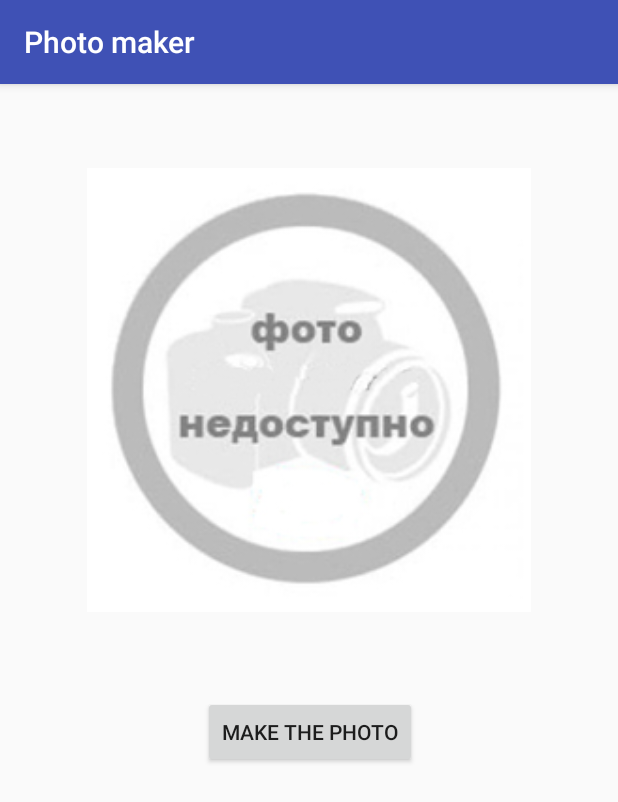
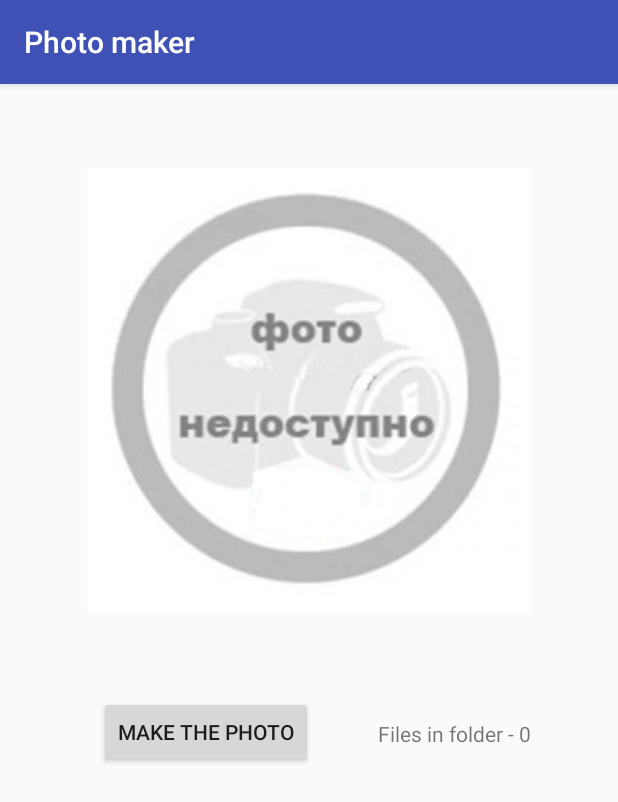
Before and after one commit to DmitryStarkin/Android, an Android app: the screen it shows after launch (CamCapture), on a phone screen of 412 x 824 dp. Shown: the top 802 px of the screen. Run offline under Robolectric (Android 15) with nearby library versions, the phone set to English and light mode, and no system bars.

Commit message:
add files in folder add reload files list after recreate activity

```diff
--- a/task6/src/main/java/com/hplasplas/task6/Activitys/CamCapture.java
+++ b/task6/src/main/java/com/hplasplas/task6/Activitys/CamCapture.java
@@ -23,6 +23,7 @@ import android.view.View;
 import android.widget.Button;
 import android.widget.ImageView;
 import android.widget.ProgressBar;
+import android.widget.TextView;
 
 import com.hplasplas.task6.Adapters.PictureInFolderAdapter;
 import com.hplasplas.task6.Dialogs.FileNameInputDialog;
@@ -68,10 +69,13 @@ public class CamCapture extends AppCompatActivity implements View.OnClickListene
     public ArrayList<ListItemModel> filesItemList;
     private boolean mainPictureLoaded;
     private boolean canComeBack;
+    private boolean newPhoto;
     private intQueue myPreviewInLoad;
     private int contextMenuPosition = -1;
+    private int filesInFolder;
     private SharedPreferences myPreferences;
     private ImageView myImageView;
+    private TextView myFilesInFolder;
     private Bitmap myMainBitmap;
     private Button myButton;
     private ProgressBar mainProgressBar;
@@ -91,11 +95,9 @@ public class CamCapture extends AppCompatActivity implements View.OnClickListene
         myImageView = (ImageView) findViewById(R.id.foto_frame);
         mainProgressBar = (ProgressBar) findViewById(R.id.mainProgressBar);
         mainProgressBar.setVisibility(View.VISIBLE);
+        myFilesInFolder = (TextView) findViewById(R.id.files_in_folder);
         myButton = (Button) findViewById(R.id.foto_button);
         myButton.setOnClickListener(this);
-
-        myPictureDirectory = getDirectory(NEED_PRIVATE_FOLDER);
-        initFilesItemList();
 
         myRecyclerView = (RecyclerView) findViewById(R.id.foto_list);
         myRecyclerView.setHasFixedSize(true);
@@ -105,21 +107,51 @@ public class CamCapture extends AppCompatActivity implements View.OnClickListene
             myRecyclerView.setLayoutManager(new GridLayoutManager(this, ROWS_IN_TABLE, LinearLayoutManager.HORIZONTAL, false));
             myRecyclerView.addItemDecoration(new DividerItemDecoration(this, DividerItemDecoration.VERTICAL));
         }
+        myRecyclerView.addItemDecoration(new DividerItemDecoration(this, DividerItemDecoration.HORIZONTAL));
 
-        myRecyclerView.addItemDecoration(new DividerItemDecoration(this, DividerItemDecoration.HORIZONTAL));
-        myPictureInFolderAdapter = new PictureInFolderAdapter(filesItemList);
-        myRecyclerView.setAdapter(myPictureInFolderAdapter);
 
         ItemClickSupport.addTo(myRecyclerView).setOnItemClickListener((recyclerView, position, v) -> onMyRecyclerViewItemClicked(position, v));
         ItemClickSupport.addTo(myRecyclerView).setOnItemLongClickListener((recyclerView, position, v) -> onMyRecyclerViewItemLongClicked(position, v));
 
         myPreferences = this.getSharedPreferences(PREFERENCES_FILE, MODE_PRIVATE);
+        myCurrentPictureFile = new File(myPreferences.getString(PREF_FOR_LAST_FILE_NAME, NO_EXISTING_FILE_NAME));
         Bundle bundle = new Bundle();
-        bundle.putString(FILE_NAME_TO_LOAD, myPreferences.getString(PREF_FOR_LAST_FILE_NAME, NO_EXISTING_FILE_NAME));
+        bundle.putString(FILE_NAME_TO_LOAD, myCurrentPictureFile.getPath());
         bundle.putInt(REQUESTED_PICTURE_HEIGHT, FIRST_LOAD_PICTURE_HEIGHT);
         bundle.putInt(REQUESTED_PICTURE_WIDTH, FIRST_LOAD_PICTURE_WIDTH);
         mainPictureLoaded = true;
         getSupportLoaderManager().initLoader(MAIN_PICTURE_LOADER_ID, bundle, this);
+    }
+
+    @Override
+    protected void onResume() {
+
+        if (DEBUG) {
+            Log.d(TAG, "onResume: ");
+        }
+        if(myCurrentPictureFile == null || !myCurrentPictureFile.exists()){
+            loadMainBitmap(NO_EXISTING_FILE_NAME);
+        }
+        canComeBack = false;
+        if(!newPhoto) {
+            myPictureDirectory = getDirectory(NEED_PRIVATE_FOLDER);
+            filesInFolder = myPictureDirectory.listFiles().length;
+            setFilesInFolderText(filesInFolder);
+            initFilesItemList(myPictureDirectory.listFiles());
+            myPictureInFolderAdapter = new PictureInFolderAdapter(filesItemList);
+            if (myRecyclerView.getAdapter() == null) {
+                myRecyclerView.setAdapter(myPictureInFolderAdapter);
+            } else {
+                myRecyclerView.swapAdapter(myPictureInFolderAdapter, true);
+            }
+        } else {
+            newPhoto = false;
+        }
+        super.onResume();
+    }
+
+    private void setFilesInFolderText(int filesInFolder){
+        myFilesInFolder.setText(getString(R.string.files_in_folder, filesInFolder));
     }
 
     private void onMyRecyclerViewItemClicked(int position, View v) {
@@ -144,12 +176,11 @@ public class CamCapture extends AppCompatActivity implements View.OnClickListene
         return false;
     }
 
-    private void initFilesItemList() {
+    private void initFilesItemList(File[] filesList) {
 
         filesItemList = new ArrayList<>();
-        File[] FilesInPictureFolder = myPictureDirectory.listFiles();
-        for (int i = 0; i < FilesInPictureFolder.length; i++) {
-            filesItemList.add(new ListItemModel(FilesInPictureFolder[i]));
+        for (int i = 0; i < filesList.length; i++) {
+            filesItemList.add(new ListItemModel(filesList[i]));
             loadPreview(i);
         }
     }
@@ -255,7 +286,7 @@ public class CamCapture extends AppCompatActivity implements View.OnClickListene
 
     @Override
     public void onClick(View v) {
-
+        newPhoto = true;
         myButton.setEnabled(false);
         Intent intent = new Intent(MediaStore.ACTION_IMAGE_CAPTURE);
         myCurrentPictureFile = generateFileForPicture();
@@ -294,8 +325,10 @@ public class CamCapture extends AppCompatActivity implements View.OnClickListene
             myPictureInFolderAdapter.notifyItemInserted(filesItemList.size() - 1);
             loadPreview(filesItemList.size() - 1);
             myRecyclerView.scrollToPosition(filesItemList.size() - 1);
+            filesInFolder++;
+            setFilesInFolderText(filesInFolder);
         } else {
-            if (!filesItemList.isEmpty()) {
+            if ((filesItemList != null) && !filesItemList.isEmpty()) {
                 myCurrentPictureFile = filesItemList.get(filesItemList.size() - 1).getPictureFile();
             } else {
                 myCurrentPictureFile = null;
@@ -349,6 +382,8 @@ public class CamCapture extends AppCompatActivity implements View.OnClickListene
             case R.id.menu_delete:
                 if (clickedItemFile.delete()) {
                     loadPreview(contextMenuPosition);
+                    filesInFolder--;
+                    setFilesInFolderText(filesInFolder);
                 }
                 if (myCurrentPictureFile == null || !myCurrentPictureFile.exists()) {
                     loadMainBitmap(NO_EXISTING_FILE_NAME);
--- a/task6/src/main/java/com/hplasplas/task6/Setting/Constants.java
+++ b/task6/src/main/java/com/hplasplas/task6/Setting/Constants.java
@@ -14,7 +14,7 @@ public final class Constants {
     public static final String PICTURE_FOLDER_NAME = "myPhotoFolder";
     public static final String FILE_NAME_SUFFIX = ".jpg";
     public static final String DEFAULT_FILE_NAME_PREFIX = "";
-    public static final String NO_EXISTING_FILE_NAME = "file";
+    public static final String NO_EXISTING_FILE_NAME = "";
     public static final String TIME_STAMP_PATTERN = "yyyyMMdd_HHmmss";
 
     //preferences constants
--- a/task6/src/main/res/layout-land/cam_capture_activity.xml
+++ b/task6/src/main/res/layout-land/cam_capture_activity.xml
@@ -25,17 +25,18 @@
 
     <Button
         android:id="@+id/foto_button"
-        android:layout_width="0dp"
+        android:layout_width="wrap_content"
         android:layout_height="48dp"
         android:layout_marginEnd="8dp"
         android:layout_marginStart="8dp"
         android:text="@string/button_text"
         app:layout_constraintBottom_toBottomOf="parent"
         android:layout_marginBottom="8dp"
+        app:layout_constraintLeft_toRightOf="@+id/foto_frame"
+        android:layout_marginLeft="8dp"
+        app:layout_constraintRight_toLeftOf="@+id/files_in_folder"
         android:layout_marginRight="8dp"
-        app:layout_constraintRight_toRightOf="parent"
-        app:layout_constraintLeft_toRightOf="@+id/foto_frame"
-        android:layout_marginLeft="8dp"/>
+        app:layout_constraintHorizontal_bias="0.0"/>
 
     <ProgressBar
         android:id="@+id/mainProgressBar"
@@ -71,4 +72,20 @@
         app:layout_constraintTop_toTopOf="parent"
         app:layout_constraintVertical_bias="0.0"/>
 
+    <TextView
+        android:id="@+id/files_in_folder"
+        android:layout_width="wrap_content"
+        android:layout_height="wrap_content"
+        android:layout_marginBottom="8dp"
+        android:layout_marginRight="8dp"
+        android:layout_marginTop="8dp"
+        android:text="TextView"
+        android:textAlignment="center"
+        app:layout_constraintBottom_toBottomOf="@+id/foto_button"
+        app:layout_constraintRight_toRightOf="parent"
+        app:layout_constraintTop_toTopOf="@+id/foto_button"
+        app:layout_constraintVertical_bias="0.5"
+        tools:ignore="HardcodedText,RtlHardcoded"
+        tools:textSize="18sp"/>
+
 </android.support.constraint.ConstraintLayout>
--- a/task6/src/main/res/layout/cam_capture_activity.xml
+++ b/task6/src/main/res/layout/cam_capture_activity.xml
@@ -25,18 +25,18 @@
     <Button
         android:id="@+id/foto_button"
         android:layout_width="wrap_content"
-        android:layout_height="wrap_content"
+        android:layout_height="48dp"
         android:layout_marginEnd="8dp"
-        android:layout_marginLeft="8dp"
-        android:layout_marginRight="8dp"
         android:layout_marginStart="8dp"
         android:layout_marginTop="8dp"
         android:text="@string/button_text"
-        app:layout_constraintHorizontal_bias="0.502"
-        app:layout_constraintLeft_toLeftOf="parent"
-        app:layout_constraintRight_toRightOf="parent"
         app:layout_constraintTop_toBottomOf="@+id/foto_frame"
-        app:layout_constraintDimensionRatio=""/>
+        app:layout_constraintDimensionRatio=""
+        app:layout_constraintRight_toLeftOf="@+id/files_in_folder"
+        android:layout_marginRight="8dp"
+        android:layout_marginLeft="0dp"
+        app:layout_constraintLeft_toLeftOf="@+id/foto_frame"
+        app:layout_constraintHorizontal_bias="0.0"/>
 
     <ProgressBar
         android:id="@+id/mainProgressBar"
@@ -69,4 +69,19 @@
         app:layout_constraintRight_toRightOf="parent"
         app:layout_constraintTop_toBottomOf="@+id/foto_button"/>
 
+    <TextView
+        android:id="@+id/files_in_folder"
+        android:layout_width="wrap_content"
+        android:layout_height="wrap_content"
+        android:layout_marginBottom="8dp"
+        android:layout_marginRight="0dp"
+        android:layout_marginTop="8dp"
+        android:text="TextView"
+        app:layout_constraintBottom_toBottomOf="@+id/foto_button"
+        app:layout_constraintRight_toRightOf="@+id/foto_frame"
+        app:layout_constraintTop_toTopOf="@+id/foto_button"
+        app:layout_constraintVertical_bias="0.6"
+        tools:textAlignment="center"
+        tools:textSize="18sp"/>
+
 </android.support.constraint.ConstraintLayout>
--- a/task6/src/main/res/values/strings.xml
+++ b/task6/src/main/res/values/strings.xml
@@ -8,4 +8,5 @@
     <string name="rename_dialog_title">Enter new file name</string>
     <string name="rename_failed">Rename failed</string>
     <string name="invalid_file_name">Invalid file name</string>
+    <string name="files_in_folder">Files in folder - %d</string>
 </resources>
```
